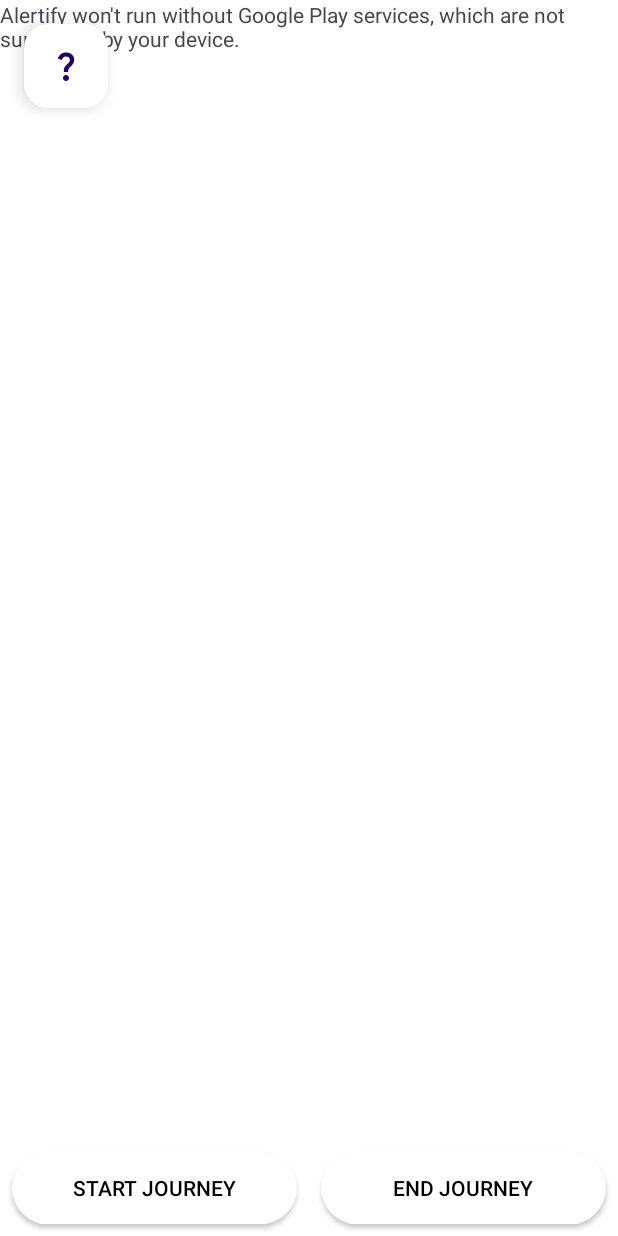
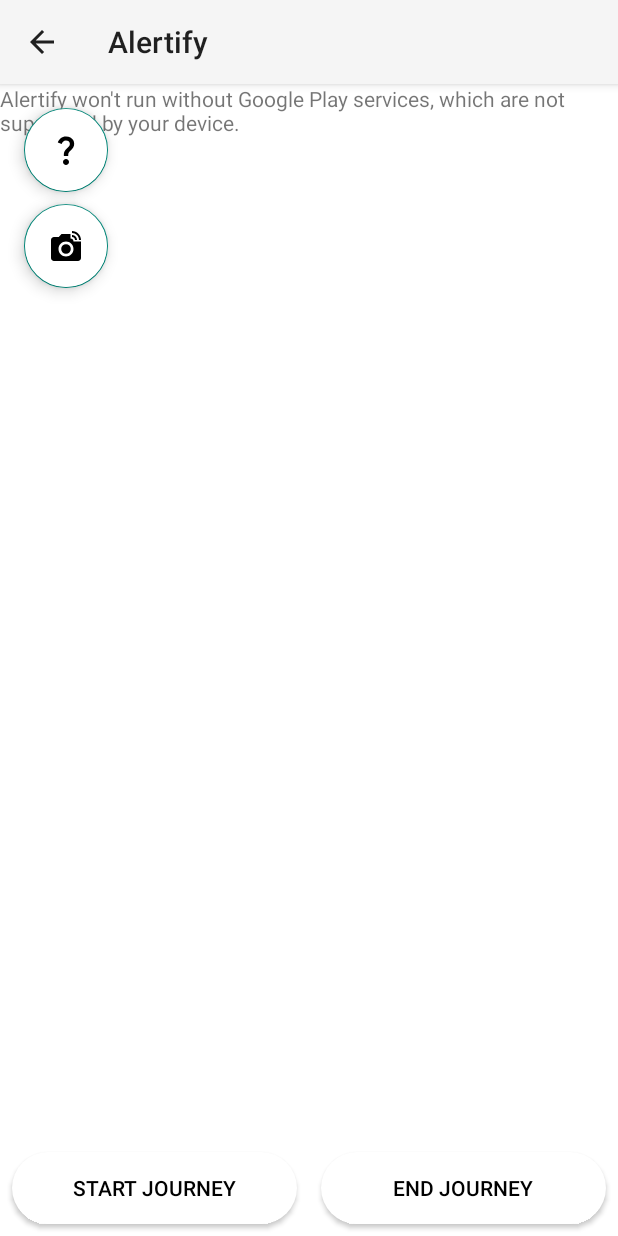
Before and after one commit to devansh-dek/AlertifyApp, an Android app built with Jetpack Compose: the EmergencyVehicle screen opened directly, with no data from a screen before it, on a phone screen of 412 x 824 dp. Run offline under Robolectric (Android 15) with nearby library versions, the phone set to English and light mode, and no system bars; our stand-ins replace EventBus, data binding.

Commit message:
added chatbot

```diff
--- a/app/src/main/AndroidManifest.xml
+++ b/app/src/main/AndroidManifest.xml
@@ -51,7 +51,8 @@
 
         <activity
             android:name=".locationaccess.EmergencyVehicle"
-            android:exported="true" />
+            android:exported="true"
+            android:theme="@style/Theme.AppCompat.Light"/>
 
         <service
             android:name=".LocationService"
--- a/app/src/main/java/com/example/alertify/gem/HomeScreen.kt
+++ b/app/src/main/java/com/example/alertify/gem/HomeScreen.kt
@@ -112,7 +112,7 @@
     Scaffold(
         topBar = {
             TopAppBar(
-                title = { Text(text = "Gemini AI ChatBot") },
+                title = { Text(text = "Gemini Traffic ChatBot") },
                 colors = TopAppBarDefaults.smallTopAppBarColors(
                     containerColor = MaterialTheme.colorScheme.primary,
                     titleContentColor = MaterialTheme.colorScheme.onPrimary
@@ -142,7 +142,7 @@
                         onValueChange = {
                             userQuestion = it
                         },
-                        label = { Text(text = "User Input") },
+                        label = { Text(text = "Ask A Question") },
                         placeholder = { Text(text = "Upload Image and ask question") },
                         modifier = Modifier.fillMaxWidth(0.83f)
                     )
--- a/app/src/main/java/com/example/alertify/locationaccess/EmergencyVehicle.kt
+++ b/app/src/main/java/com/example/alertify/locationaccess/EmergencyVehicle.kt
@@ -13,11 +13,13 @@
 import android.widget.Toast
 import androidx.activity.result.contract.ActivityResultContracts
 import androidx.core.app.ActivityCompat
+import com.example.alertify.ChoosingOption
 import com.example.alertify.LocationEvent
 import com.example.alertify.LocationService
 import com.example.alertify.R
 import com.example.alertify.databinding.ActivityEmergencyVehicleBinding
 import com.example.alertify.databinding.ActivityUserBinding
+import com.example.alertify.gem.MainActivity
 import com.google.android.gms.maps.CameraUpdateFactory
 import com.google.android.gms.maps.GoogleMap
 import com.google.android.gms.maps.OnMapReadyCallback
@@ -77,6 +79,13 @@
 //_binding = ActivityUserBinding.inflate(layoutInflater)
 //        service = Intent(this,LocationService::class.java)
 
+        binding.fab2.setOnClickListener {
+            var intent = Intent(applicationContext, MainActivity::class.java)
+            startActivity(intent)
+
+        }
+
+
         dialog = Dialog(this)
         dialog.setContentView(R.layout.infoboxes)
 //        dialog.window?.setBackgroundDrawable(getDrawable(R.drawable.ambulance))
@@ -97,6 +106,7 @@
             title = "Alertify"
             setDisplayHomeAsUpEnabled(true) // Enable the back button
         }
+
         binding.apply {
             btnStartLocationTracking.setOnClickListener {
                 checkPermissions()
@@ -112,7 +122,13 @@
         mapFragment.getMapAsync(this)
 
     }
+    override fun onSupportNavigateUp(): Boolean {
+        var itent  = Intent(this,ChoosingOption::class.java)
+        startActivity(itent)
 
+        onBackPressed()
+        return true
+    }
     override fun onStart() {
         super.onStart()
         if(!EventBus.getDefault().isRegistered(this)){
--- a/app/src/main/res/layout/activity_emergency_vehicle.xml
+++ b/app/src/main/res/layout/activity_emergency_vehicle.xml
@@ -30,7 +30,17 @@
 
             />
 
-
+        <com.google.android.material.floatingactionbutton.FloatingActionButton
+            android:id="@+id/fab2"
+            android:layout_width="wrap_content"
+            android:layout_height="wrap_content"
+            android:layout_alignParentStart="true"
+            android:layout_alignParentTop="true"
+            android:layout_marginStart="16dp"
+            android:layout_marginTop="80dp"
+            android:backgroundTint="@color/white"
+            app:srcCompat="@drawable/baseline_linked_camera_24"
+            />
         <fragment
             android:id="@+id/map"
             android:name="com.google.android.gms.maps.SupportMapFragment"
```
